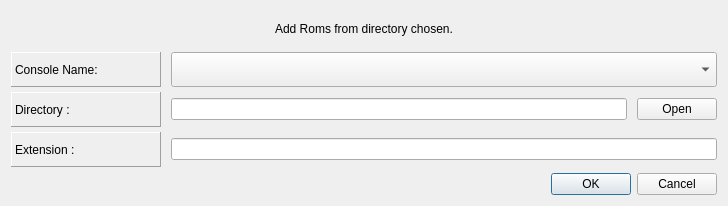
This is assets/addRomDialog.ui in fuzzbop/emuMenu as Qt 5 draws it before an edit. The edited form follows.
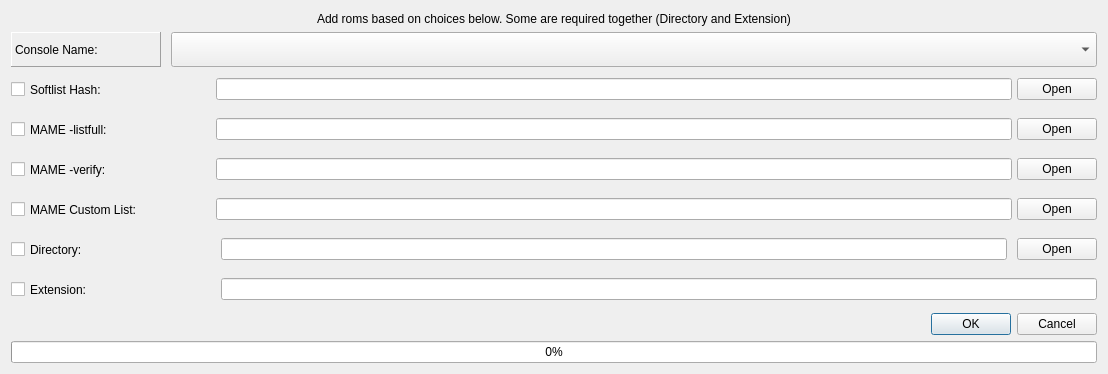
This is the edited form.

Commit message: Changed/merged rom adding dialogs, console adding, launching, adding of roms in the background.py

What changed in the file:
```diff
--- a/assets/addRomDialog.ui
+++ b/assets/addRomDialog.ui
@@ -6,21 +6,27 @@
    <rect>
     <x>0</x>
     <y>0</y>
-    <width>728</width>
-    <height>206</height>
+    <width>1108</width>
+    <height>374</height>
    </rect>
   </property>
   <property name="windowTitle">
    <string>Add Roms From Directory</string>
   </property>
   <layout class="QGridLayout" name="gridLayout">
-   <item row="2" column="0">
-    <widget class="QDialogButtonBox" name="rom_add_button_box">
-     <property name="orientation">
-      <enum>Qt::Horizontal</enum>
+   <item row="0" column="0">
+    <widget class="QLabel" name="description_label">
+     <property name="maximumSize">
+      <size>
+       <width>16777215</width>
+       <height>30</height>
+      </size>
      </property>
-     <property name="standardButtons">
-      <set>QDialogButtonBox::Cancel|QDialogButtonBox::Ok</set>
+     <property name="text">
+      <string>Add roms based on choices below. Some are required together (Directory and Extension)</string>
+     </property>
+     <property name="alignment">
+      <set>Qt::AlignCenter</set>
      </property>
     </widget>
    </item>
@@ -77,33 +83,159 @@
        </item>
       </layout>
      </item>
+     <item>
+      <layout class="QHBoxLayout" name="hash_layout">
+       <item>
+        <widget class="QCheckBox" name="hash_checkbox">
+         <property name="minimumSize">
+          <size>
+           <width>200</width>
+           <height>35</height>
+          </size>
+         </property>
+         <property name="maximumSize">
+          <size>
+           <width>200</width>
+           <height>35</height>
+          </size>
+         </property>
+         <property name="text">
+          <string>Softlist Hash:</string>
+         </property>
+        </widget>
+       </item>
+       <item>
+        <widget class="QLineEdit" name="hash_line_edit"/>
+       </item>
+       <item>
+        <widget class="QPushButton" name="hash_button">
+         <property name="text">
+          <string>Open</string>
+         </property>
+        </widget>
+       </item>
+      </layout>
+     </item>
+     <item>
+      <layout class="QHBoxLayout" name="listfull_layout">
+       <item>
+        <widget class="QCheckBox" name="listfull_checkbox">
+         <property name="minimumSize">
+          <size>
+           <width>200</width>
+           <height>35</height>
+          </size>
+         </property>
+         <property name="maximumSize">
+          <size>
+           <width>200</width>
+           <height>35</height>
+          </size>
+         </property>
+         <property name="text">
+          <string>MAME -listfull:</string>
+         </property>
+        </widget>
+       </item>
+       <item>
+        <widget class="QLineEdit" name="listfull_line_edit"/>
+       </item>
+       <item>
+        <widget class="QPushButton" name="listfull_button">
+         <property name="text">
+          <string>Open</string>
+         </property>
+        </widget>
+       </item>
+      </layout>
+     </item>
+     <item>
+      <layout class="QHBoxLayout" name="verify_layout">
+       <item>
+        <widget class="QCheckBox" name="verify_checkbox">
+         <property name="minimumSize">
+          <size>
+           <width>200</width>
+           <height>35</height>
+          </size>
+         </property>
+         <property name="maximumSize">
+          <size>
+           <width>200</width>
+           <height>35</height>
+          </size>
+         </property>
+         <property name="text">
+          <string>MAME -verify:</string>
+         </property>
+        </widget>
+       </item>
+       <item>
+        <widget class="QLineEdit" name="verify_line_edit"/>
+       </item>
+       <item>
+        <widget class="QPushButton" name="verify_button">
+         <property name="text">
+          <string>Open</string>
+         </property>
+        </widget>
+       </item>
+      </layout>
+     </item>
+     <item>
+      <layout class="QHBoxLayout" name="custom_layout">
+       <item>
+        <widget class="QCheckBox" name="custom_checkbox">
+         <property name="minimumSize">
+          <size>
+           <width>200</width>
+           <height>35</height>
+          </size>
+         </property>
+         <property name="maximumSize">
+          <size>
+           <width>200</width>
+           <height>35</height>
+          </size>
+         </property>
+         <property name="text">
+          <string>MAME Custom List:</string>
+         </property>
+        </widget>
+       </item>
+       <item>
+        <widget class="QLineEdit" name="custom_line_edit"/>
+       </item>
+       <item>
+        <widget class="QPushButton" name="custom_button">
+         <property name="text">
+          <string>Open</string>
+         </property>
+        </widget>
+       </item>
+      </layout>
+     </item>
      <item>
       <layout class="QHBoxLayout" name="directory_layout">
        <property name="spacing">
         <number>10</number>
        </property>
        <item>
-        <widget class="QLabel" name="directory_label">
+        <widget class="QCheckBox" name="directory_checkbox">
          <property name="minimumSize">
           <size>
-           <width>150</width>
+           <width>200</width>
            <height>35</height>
           </size>
          </property>
          <property name="maximumSize">
           <size>
-           <width>150</width>
+           <width>200</width>
            <height>35</height>
           </size>
          </property>
-         <property name="frameShape">
-          <enum>QFrame::Panel</enum>
-         </property>
-         <property name="frameShadow">
-          <enum>QFrame::Raised</enum>
-         </property>
          <property name="text">
-          <string>Directory :</string>
+          <string>Directory:</string>
          </property>
         </widget>
        </item>
@@ -129,27 +261,21 @@
         <number>10</number>
        </property>
        <item>
-        <widget class="QLabel" name="extension_label">
+        <widget class="QCheckBox" name="extension_checkbox">
          <property name="minimumSize">
           <size>
-           <width>150</width>
+           <width>200</width>
            <height>35</height>
           </size>
          </property>
          <property name="maximumSize">
           <size>
-           <width>150</width>
+           <width>200</width>
            <height>35</height>
           </size>
          </property>
-         <property name="frameShape">
-          <enum>QFrame::Panel</enum>
-         </property>
-         <property name="frameShadow">
-          <enum>QFrame::Raised</enum>
-         </property>
          <property name="text">
-          <string>Extension :</string>
+          <string>Extension:</string>
          </property>
         </widget>
        </item>
@@ -160,13 +286,20 @@
      </item>
     </layout>
    </item>
-   <item row="0" column="0">
-    <widget class="QLabel" name="description_label">
-     <property name="text">
-      <string>Add Roms from directory chosen.</string>
+   <item row="3" column="0">
+    <widget class="QDialogButtonBox" name="rom_add_button_box">
+     <property name="orientation">
+      <enum>Qt::Horizontal</enum>
      </property>
-     <property name="alignment">
-      <set>Qt::AlignCenter</set>
+     <property name="standardButtons">
+      <set>QDialogButtonBox::Cancel|QDialogButtonBox::Ok</set>
+     </property>
+    </widget>
+   </item>
+   <item row="4" column="0">
+    <widget class="QProgressBar" name="add_roms_progress">
+     <property name="value">
+      <number>0</number>
      </property>
     </widget>
    </item>
```
The commit also changes 7 other files.
